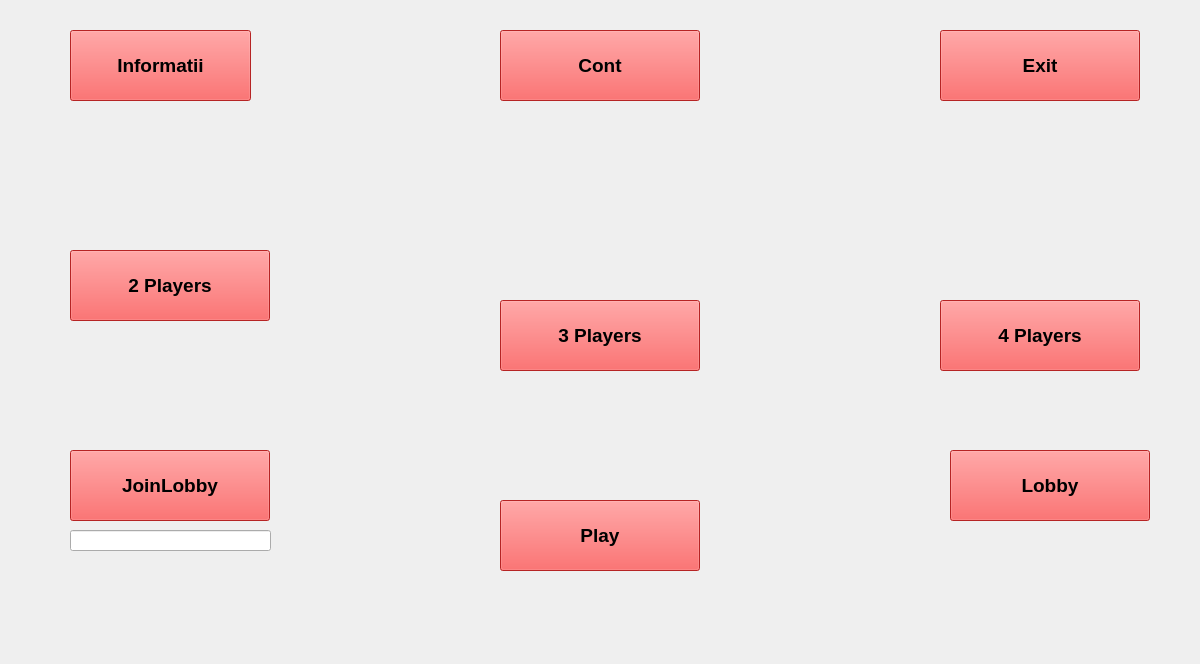
This is Client1/MainPage.ui in Paul-Podoleanu/ProjectModernCpp as Qt 5 draws it before an edit. The edited form follows.
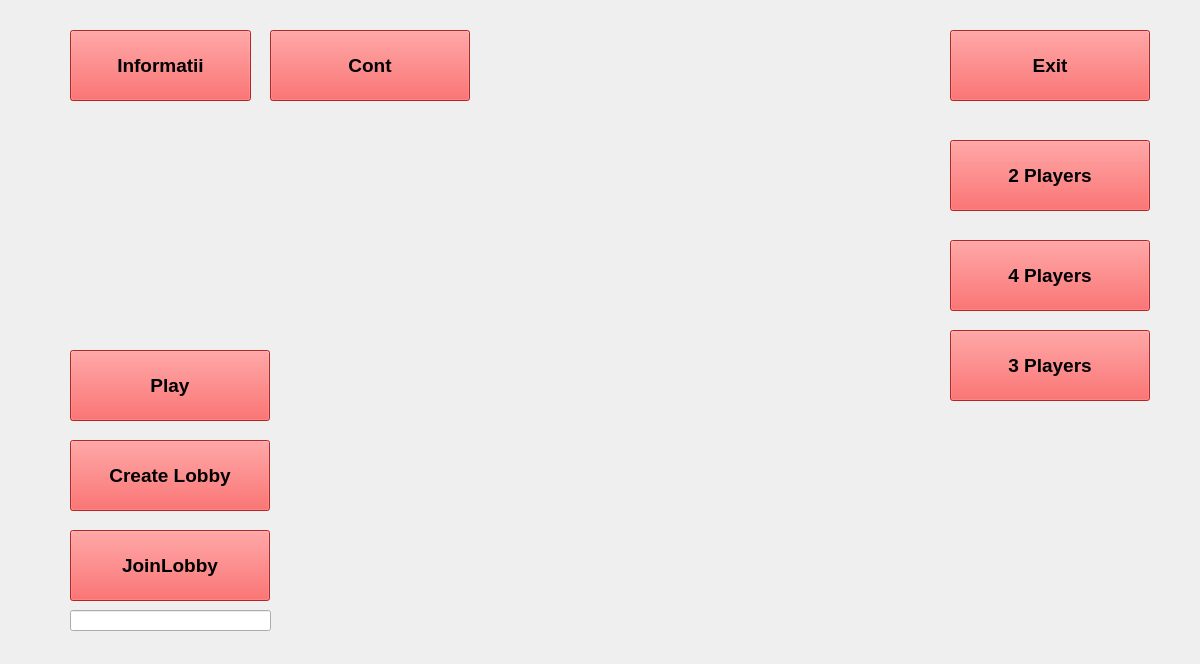
This is the edited form. Icons and pictures are not drawn.

Diff of the .ui file:
```diff
--- a/Client1/MainPage.ui
+++ b/Client1/MainPage.ui
@@ -43,7 +43,7 @@
    <widget class="QPushButton" name="Cont">
     <property name="geometry">
      <rect>
-      <x>500</x>
+      <x>270</x>
       <y>30</y>
       <width>200</width>
       <height>71</height>
@@ -66,7 +66,7 @@
    <widget class="QPushButton" name="Exit">
     <property name="geometry">
      <rect>
-      <x>940</x>
+      <x>950</x>
       <y>30</y>
       <width>200</width>
       <height>71</height>
@@ -89,8 +89,8 @@
    <widget class="QPushButton" name="Play">
     <property name="geometry">
      <rect>
-      <x>500</x>
-      <y>500</y>
+      <x>70</x>
+      <y>350</y>
       <width>200</width>
       <height>71</height>
      </rect>
@@ -112,8 +112,8 @@
    <widget class="QPushButton" name="doi">
     <property name="geometry">
      <rect>
-      <x>70</x>
-      <y>250</y>
+      <x>950</x>
+      <y>140</y>
       <width>200</width>
       <height>71</height>
      </rect>
@@ -135,8 +135,8 @@
    <widget class="QPushButton" name="trei">
     <property name="geometry">
      <rect>
-      <x>500</x>
-      <y>300</y>
+      <x>950</x>
+      <y>330</y>
       <width>200</width>
       <height>71</height>
      </rect>
@@ -158,8 +158,8 @@
    <widget class="QPushButton" name="patru">
     <property name="geometry">
      <rect>
-      <x>940</x>
-      <y>300</y>
+      <x>950</x>
+      <y>240</y>
       <width>200</width>
       <height>71</height>
      </rect>
@@ -182,7 +182,7 @@
     <property name="geometry">
      <rect>
       <x>70</x>
-      <y>450</y>
+      <y>530</y>
       <width>200</width>
       <height>71</height>
      </rect>
@@ -205,7 +205,7 @@
     <property name="geometry">
      <rect>
       <x>70</x>
-      <y>530</y>
+      <y>610</y>
       <width>201</width>
       <height>21</height>
      </rect>
@@ -214,8 +214,8 @@
    <widget class="QPushButton" name="Lobby">
     <property name="geometry">
      <rect>
-      <x>950</x>
-      <y>450</y>
+      <x>70</x>
+      <y>440</y>
       <width>200</width>
       <height>71</height>
      </rect>
@@ -231,7 +231,7 @@
      <string notr="true">background-color:rgb(255, 51, 51)</string>
     </property>
     <property name="text">
-     <string>Lobby</string>
+     <string>Create Lobby</string>
     </property>
    </widget>
   </widget>
```
